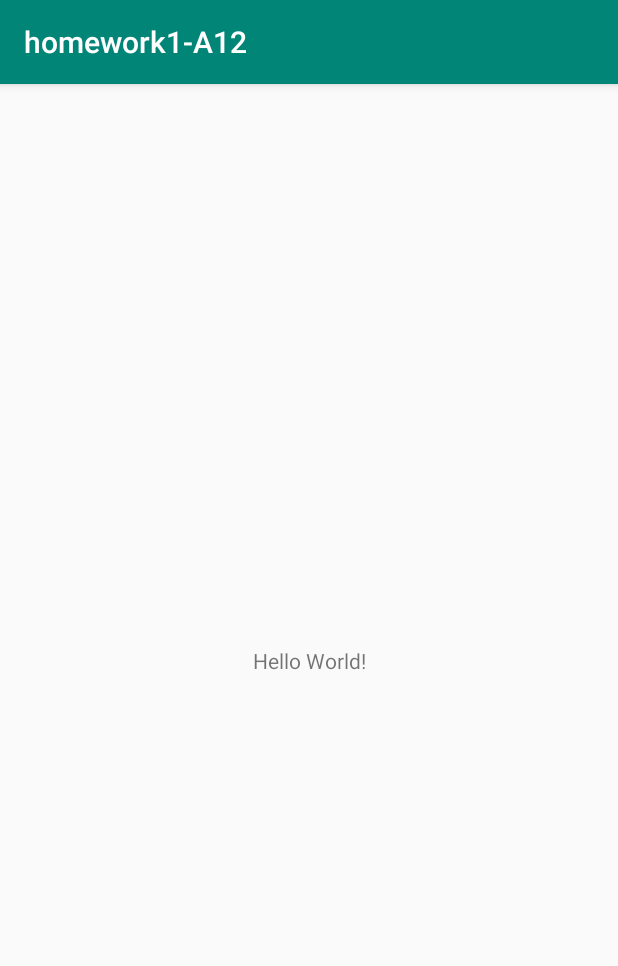
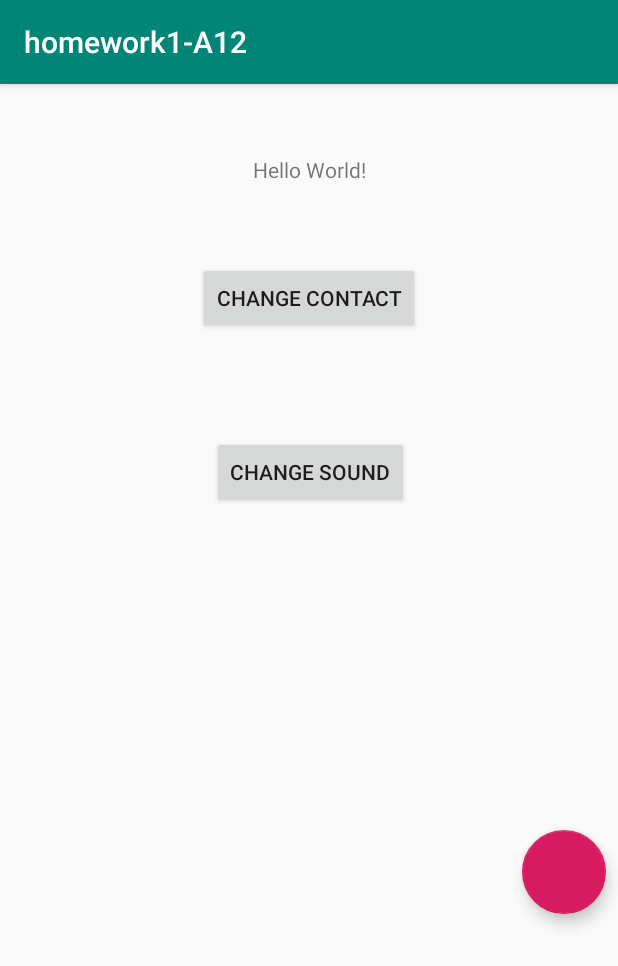
Before and after one commit to baru64/android-lab-homeworks, an Android app: the screen it shows after launch (MainActivity), on a phone screen of 412 x 824 dp. Shown: the top 966 px of the screen. Run offline under Robolectric (Android 15) with nearby library versions, the phone set to English and light mode, and no system bars.

Commit message:
Add layouts

```diff
--- a/homework1A12/app/build.gradle
+++ b/homework1A12/app/build.gradle
@@ -25,4 +25,5 @@ dependencies {
     testImplementation 'junit:junit:4.12'
     androidTestImplementation 'com.android.support.test:runner:1.0.2'
     androidTestImplementation 'com.android.support.test.espresso:espresso-core:3.0.2'
+    implementation 'com.android.support:design:28.0.0'
 }
--- a/homework1A12/app/src/main/AndroidManifest.xml
+++ b/homework1A12/app/src/main/AndroidManifest.xml
@@ -9,6 +9,8 @@
         android:roundIcon="@mipmap/ic_launcher_round"
         android:supportsRtl="true"
         android:theme="@style/AppTheme">
+        <activity android:name=".change_sound"></activity>
+        <activity android:name=".change_contact" />
         <activity android:name=".MainActivity">
             <intent-filter>
                 <action android:name="android.intent.action.MAIN" />
--- a/homework1A12/app/src/main/res/layout/activity_main.xml
+++ b/homework1A12/app/src/main/res/layout/activity_main.xml
@@ -7,12 +7,63 @@
     tools:context=".MainActivity">
 
     <TextView
+        android:id="@+id/textView"
         android:layout_width="wrap_content"
         android:layout_height="wrap_content"
         android:text="Hello World!"
         app:layout_constraintBottom_toBottomOf="parent"
         app:layout_constraintLeft_toLeftOf="parent"
         app:layout_constraintRight_toRightOf="parent"
-        app:layout_constraintTop_toTopOf="parent" />
+        app:layout_constraintTop_toTopOf="parent"
+        app:layout_constraintVertical_bias="0.063" />
+
+    <ImageView
+        android:id="@+id/imageView"
+        android:layout_width="wrap_content"
+        android:layout_height="wrap_content"
+        android:layout_marginStart="8dp"
+        android:layout_marginEnd="8dp"
+        app:layout_constraintEnd_toEndOf="parent"
+        app:layout_constraintStart_toStartOf="parent"
+        app:layout_constraintTop_toBottomOf="@+id/textView"
+        tools:srcCompat="@tools:sample/avatars" />
+
+    <Button
+        android:id="@+id/button"
+        android:layout_width="wrap_content"
+        android:layout_height="wrap_content"
+        android:layout_marginStart="8dp"
+        android:layout_marginTop="52dp"
+        android:layout_marginEnd="8dp"
+        android:text="Change contact"
+        app:layout_constraintEnd_toEndOf="parent"
+        app:layout_constraintStart_toStartOf="parent"
+        app:layout_constraintTop_toBottomOf="@+id/imageView" />
+
+    <Button
+        android:id="@+id/button2"
+        android:layout_width="wrap_content"
+        android:layout_height="wrap_content"
+        android:layout_marginStart="8dp"
+        android:layout_marginTop="68dp"
+        android:layout_marginEnd="8dp"
+        android:text="Change sound"
+        app:layout_constraintEnd_toEndOf="parent"
+        app:layout_constraintHorizontal_bias="0.505"
+        app:layout_constraintStart_toStartOf="parent"
+        app:layout_constraintTop_toBottomOf="@+id/button" />
+
+    <android.support.design.widget.FloatingActionButton
+        android:id="@+id/floatingActionButton"
+        android:layout_width="wrap_content"
+        android:layout_height="wrap_content"
+        android:layout_marginTop="8dp"
+        android:layout_marginEnd="8dp"
+        android:layout_marginBottom="8dp"
+        android:clickable="true"
+        app:layout_constraintBottom_toBottomOf="parent"
+        app:layout_constraintEnd_toEndOf="parent"
+        app:layout_constraintTop_toBottomOf="@+id/button2"
+        app:srcCompat="@color/colorAccent" />
 
 </android.support.constraint.ConstraintLayout>
```
Also changed, not shown: homework1A12/app/src/main/java/com/example/homework1_a12/change_contact.java (added, +13 -0 lines), homework1A12/app/src/main/java/com/example/homework1_a12/change_sound.java (added, +13 -0 lines), homework1A12/app/src/main/res/layout/activity_change_contact.xml (added, +47 -0 lines), homework1A12/app/src/main/res/layout/activity_change_sound.xml (added, +109 -0 lines), homework1A12/app/src/main/res/values/strings.xml (+13 -0 lines).
